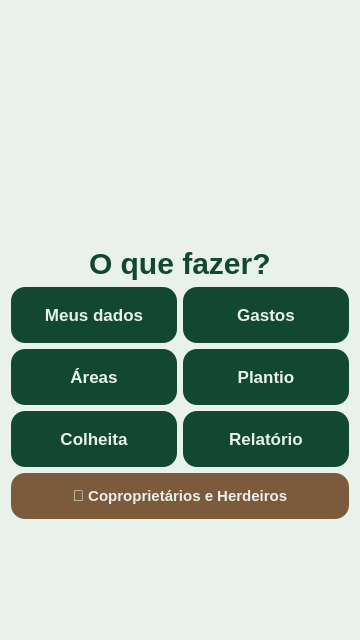
Qt form gui/HomeScreen.ui (pollyanasousa/projeto-interdisciplinar-ufrpe) before a commit.
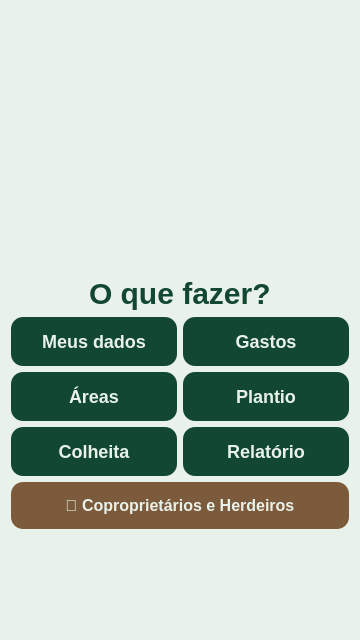
The same form after that commit. Icons and pictures are not drawn.

Patch:
```diff
--- a/gui/HomeScreen.ui
+++ b/gui/HomeScreen.ui
@@ -8,9 +8,9 @@
   <property name="windowTitle"><string>Form</string></property>
   <property name="styleSheet">
    <string notr="true">QWidget { background-color: #E9F2EA; font-family: &quot;Roboto Flex&quot;; }
-QPushButton { background-color: #124831; color: #E9F2EA; font-family: &quot;Roboto Flex&quot;; font-weight: 700; font-size: 17px; border-radius: 14px; padding: 18px 8px; border: none; }
+QPushButton { background-color: #124831; color: #E9F2EA; font-family: &quot;Roboto Flex&quot;; font-weight: 700; font-size: 18px; border-radius: 12px; padding: 14px; border: none; }
 QPushButton:hover { background-color: #0a3020; }
-QPushButton#coowners_button { background-color: #7C5A3C; font-size: 15px; padding: 14px; }
+QPushButton#coowners_button { background-color: #7C5A3C; font-size: 16px; padding: 14px; }
 QPushButton#coowners_button:hover { background-color: #5a3e28; }
 QLabel#welcome_label { font-weight: 800; font-size: 30px; color: #124831; }
 QLabel#presentation_label, QLabel#i_have_account_label { font-weight: 500; font-size: 14px; color: #7C5A3C; }</string>
@@ -20,8 +20,8 @@
     <layout class="QVBoxLayout" name="verticalLayout">
      <item alignment="Qt::AlignmentFlag::AlignHCenter">
       <widget class="QLabel" name="label">
-       <property name="minimumSize"><size><width>160</width><height>120</height></size></property>
-       <property name="maximumSize"><size><width>160</width><height>120</height></size></property>
+        <property name="minimumSize"><size><width>214</width><height>160</height></size></property>
+        <property name="maximumSize"><size><width>214</width><height>160</height></size></property>
        <property name="text"><string/></property>
        <property name="pixmap"><pixmap>images/logo.png</pixmap></property>
        <property name="scaledContents"><bool>true</bool></property>
```
